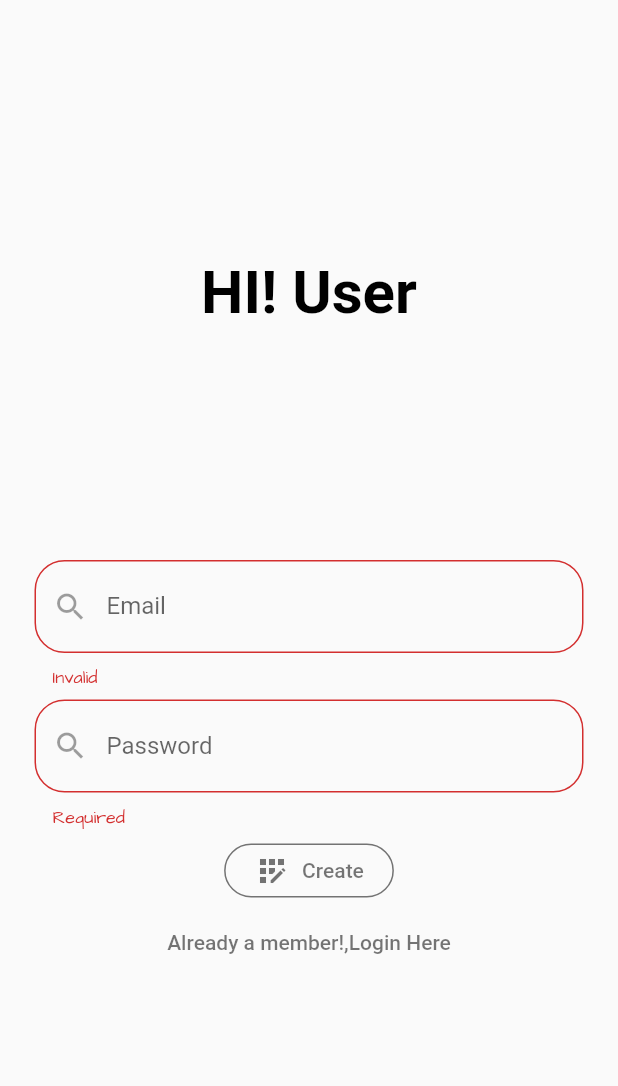
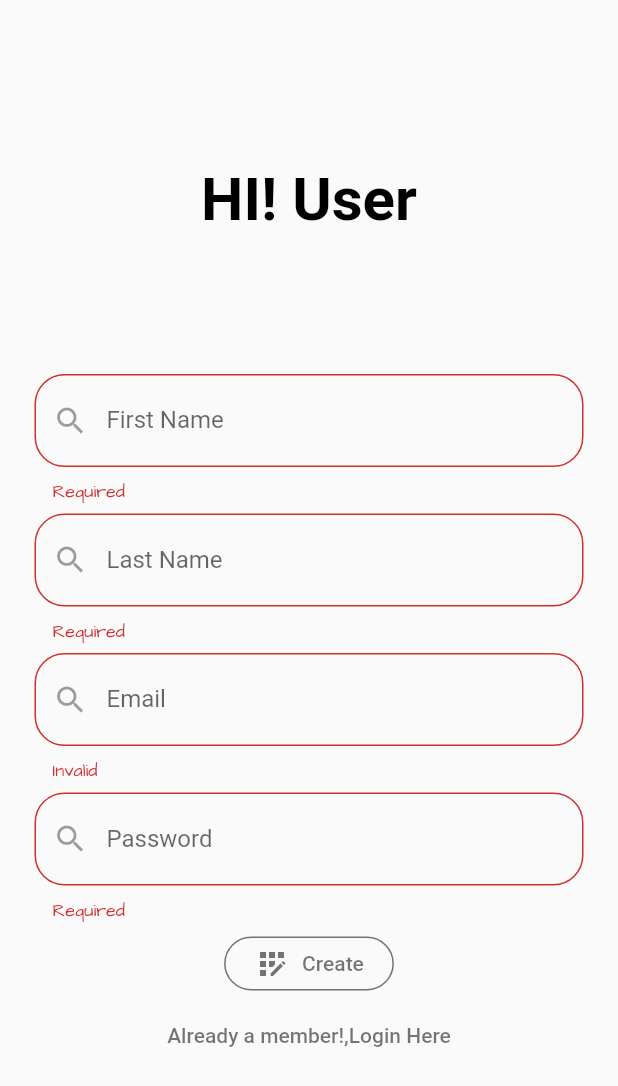
Before and after one commit to RGTechno/ANYBUY, a Flutter app: the AuthHome screen opened by its route, after a tap on "New User! Sign Up Here", after a tap on "Create", on a phone screen of 412 x 824 dp. Shown: the top 1086 px of the screen. Run offline on Flutter 3.47's test engine with Material 2 defaults, Android fonts, the phone set to English and light mode, and no system bars; our stand-ins replace cloud_firestore, firebase_auth, firebase_core, google_fonts; accounts and stored records are empty; network calls fail.

Commit message:
firestore collection acc auth

```diff
--- a/lib/screens/auth/AuthHome_Screen.dart
+++ b/lib/screens/auth/AuthHome_Screen.dart
@@ -15,6 +15,8 @@ class _AuthHomeState extends State<AuthHome> {
   final _authHomeKey = GlobalKey<FormState>();
   String userEmail = "";
   String userPass = "";
+  String firstName = "";
+  String lastName = "";
   bool wantSignup = false;
 
   FirebaseAuth auth = FirebaseAuth.instance;
@@ -33,6 +35,9 @@ class _AuthHomeState extends State<AuthHome> {
           .doc("${userCredential.user.uid}")
           .set({
         "id": "${userCredential.user.uid}",
+        "firstname": "$firstName",
+        "lastname": "$lastName",
+        "email": "$userEmail",
       });
 
       print(
@@ -110,6 +115,50 @@ class _AuthHomeState extends State<AuthHome> {
                   mainAxisSize: MainAxisSize.min,
                   mainAxisAlignment: MainAxisAlignment.center,
                   children: [
+                    wantSignup
+                        ? Padding(
+                            padding: const EdgeInsets.all(3.0),
+                            child: TextFormField(
+                              decoration: inpDec(
+                                "First Name",
+                                "First Name",
+                              ),
+                              validator: (String value) {
+                                if (value.isEmpty) {
+                                  return "Required";
+                                }
+                                return null;
+                              },
+                              onSaved: (newValue) {
+                                setState(() {
+                                  firstName = newValue;
+                                });
+                              },
+                            ),
+                          )
+                        : Container(),
+                    wantSignup
+                        ? Padding(
+                            padding: const EdgeInsets.all(3.0),
+                            child: TextFormField(
+                              decoration: inpDec(
+                                "Last Name",
+                                "Last Name",
+                              ),
+                              validator: (String value) {
+                                if (value.isEmpty) {
+                                  return "Required";
+                                }
+                                return null;
+                              },
+                              onSaved: (newValue) {
+                                setState(() {
+                                  lastName = newValue;
+                                });
+                              },
+                            ),
+                          )
+                        : Container(),
                     Padding(
                       padding: const EdgeInsets.all(3.0),
                       child: TextFormField(
```
